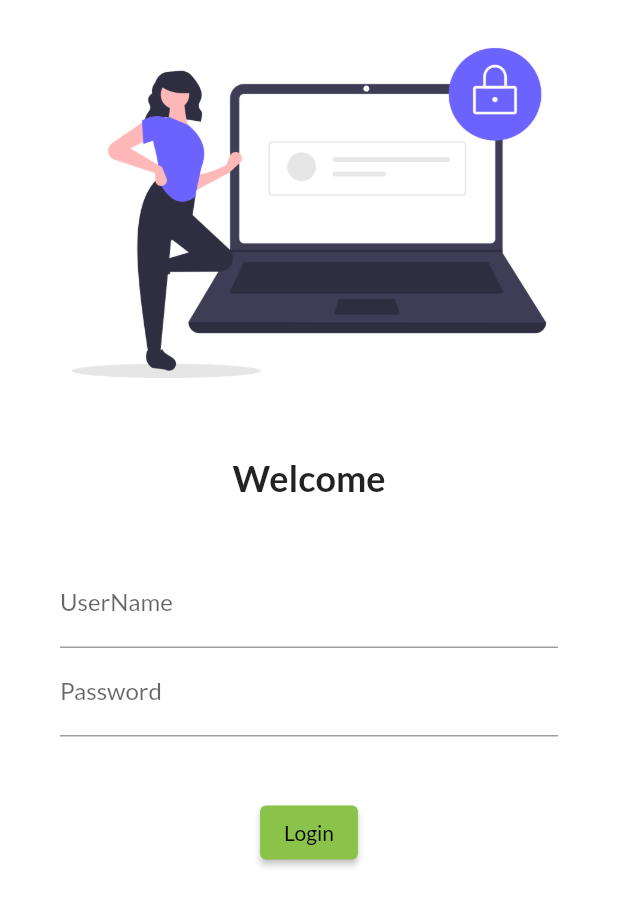
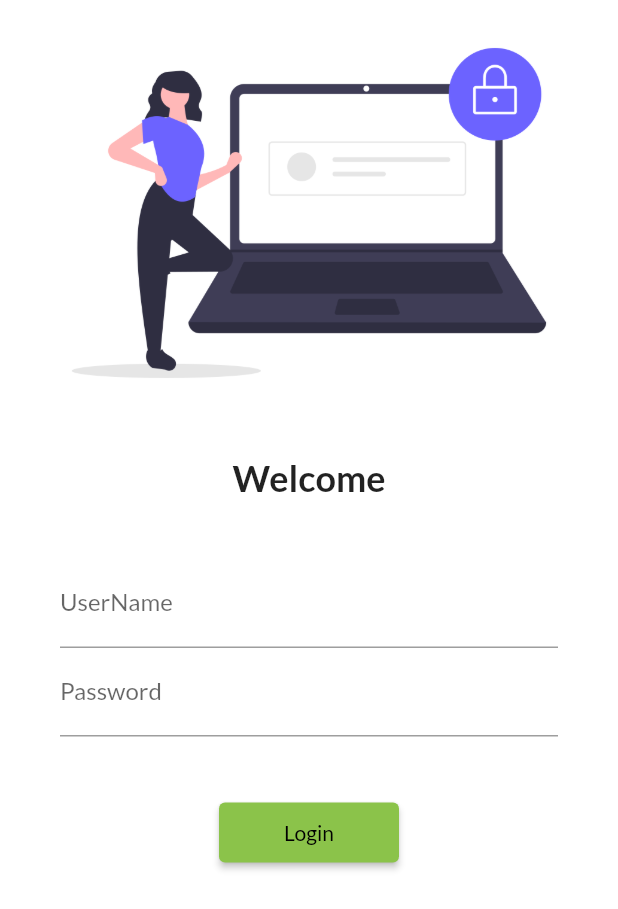
Before and after one commit to 18bcs061/Flutter, a Flutter app: the screen it shows after launch, on a phone screen of 412 x 824 dp. Shown: the top 909 px of the screen. Run offline on Flutter 3.47's test engine with Material 2 defaults, Android fonts, the phone set to English and light mode, and no system bars; our stand-ins replace google_fonts.

Commit message:
Routing Implementation

```diff
--- a/lib/main.dart
+++ b/lib/main.dart
@@ -1,3 +1,4 @@
+import 'package:first_flutter_app/utils/routes.dart';
 import 'package:flutter/material.dart';
 import 'pages/home_page.dart';
 import 'pages/login_page.dart';
@@ -21,8 +22,8 @@ class MyApp extends StatelessWidget {
       // initialRoute: "/home",
       routes: {
         "/": (context) => const LoginPage(),
-        "/home": (context) => const HomePage(),
-        "/login": (context) => const LoginPage()
+        MyRoutes.homeRoute: (context) => const HomePage(),
+        MyRoutes.loginRoute: (context) => const LoginPage()
       },
     );
   }
--- a/lib/pages/login_page.dart
+++ b/lib/pages/login_page.dart
@@ -1,5 +1,6 @@
 // ignore_for_file: avoid_print
 
+import 'package:first_flutter_app/utils/routes.dart';
 import 'package:flutter/material.dart';
 
 class LoginPage extends StatelessWidget {
@@ -9,6 +10,7 @@ class LoginPage extends StatelessWidget {
   Widget build(BuildContext context) {
     return Material(
         color: Colors.white,
+        child: SingleChildScrollView(
           child: Column(
             children: [
               Image.asset(
@@ -22,7 +24,8 @@ class LoginPage extends StatelessWidget {
               ),
               const SizedBox(height: 20),
               Padding(
-              padding: const EdgeInsets.symmetric(vertical: 20, horizontal: 40),
+                padding:
+                    const EdgeInsets.symmetric(vertical: 20, horizontal: 40),
                 child: Column(children: [
                   TextFormField(
                       decoration: const InputDecoration(
@@ -34,13 +37,15 @@ class LoginPage extends StatelessWidget {
                   const SizedBox(height: 40),
                   ElevatedButton(
                       onPressed: () {
-                      print("Login sucessfully");
+                        Navigator.pushNamed(context, MyRoutes.homeRoute);
                       },
-                    style: TextButton.styleFrom(),
+                      style: TextButton.styleFrom(
+                          minimumSize: const Size(120, 40)),
                       child: const Text("Login"))
                 ]),
               )
             ],
+          ),
         ));
   }
 }
--- /dev/null
+++ b/lib/utils/routes.dart
@@ -0,0 +1,4 @@
+class MyRoutes {
+  static String loginRoute = "/login";
+  static String homeRoute = "/home";
+}
```
Lines whose indentation alone changed are shown as unchanged.
